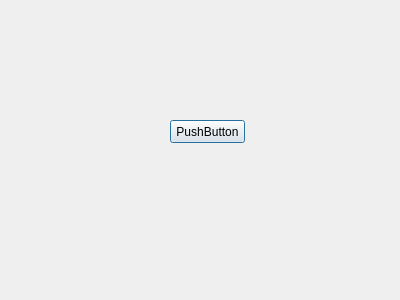
Above: settingswindow.ui from Urbanov/QtMemoryGame before the change. Below: the same form after it.
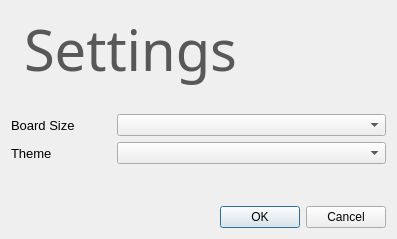
That is the form after the change. Icons and pictures are not drawn.

Diff of the .ui file:
```diff
--- a/settingswindow.ui
+++ b/settingswindow.ui
@@ -6,8 +6,8 @@
    <rect>
     <x>0</x>
     <y>0</y>
-    <width>400</width>
-    <height>300</height>
+    <width>397</width>
+    <height>239</height>
    </rect>
   </property>
   <property name="windowTitle">
@@ -16,19 +16,216 @@
   <property name="modal">
    <bool>true</bool>
   </property>
-  <widget class="QPushButton" name="pushButton">
-   <property name="geometry">
-    <rect>
-     <x>170</x>
-     <y>120</y>
-     <width>75</width>
-     <height>23</height>
-    </rect>
-   </property>
-   <property name="text">
-    <string>PushButton</string>
-   </property>
-  </widget>
+  <layout class="QVBoxLayout" name="verticalLayout">
+   <item>
+    <layout class="QHBoxLayout" name="horizontalLayout">
+     <property name="sizeConstraint">
+      <enum>QLayout::SetNoConstraint</enum>
+     </property>
+     <item>
+      <widget class="QLabel" name="imageLabel">
+       <property name="sizePolicy">
+        <sizepolicy hsizetype="Preferred" vsizetype="Preferred">
+         <horstretch>0</horstretch>
+         <verstretch>0</verstretch>
+        </sizepolicy>
+       </property>
+       <property name="maximumSize">
+        <size>
+         <width>80</width>
+         <height>80</height>
+        </size>
+       </property>
+       <property name="text">
+        <string/>
+       </property>
+       <property name="pixmap">
+        <pixmap resource="resources/generic/generic.qrc">:/generic/settings.png</pixmap>
+       </property>
+       <property name="scaledContents">
+        <bool>true</bool>
+       </property>
+      </widget>
+     </item>
+     <item>
+      <widget class="QLabel" name="titleLabel">
+       <property name="sizePolicy">
+        <sizepolicy hsizetype="Preferred" vsizetype="Preferred">
+         <horstretch>0</horstretch>
+         <verstretch>0</verstretch>
+        </sizepolicy>
+       </property>
+       <property name="palette">
+        <palette>
+         <active>
+          <colorrole role="WindowText">
+           <brush brushstyle="SolidPattern">
+            <color alpha="255">
+             <red>88</red>
+             <green>88</green>
+             <blue>88</blue>
+            </color>
+           </brush>
+          </colorrole>
+         </active>
+         <inactive>
+          <colorrole role="WindowText">
+           <brush brushstyle="SolidPattern">
+            <color alpha="255">
+             <red>88</red>
+             <green>88</green>
+             <blue>88</blue>
+            </color>
+           </brush>
+          </colorrole>
+         </inactive>
+         <disabled>
+          <colorrole role="WindowText">
+           <brush brushstyle="SolidPattern">
+            <color alpha="255">
+             <red>120</red>
+             <green>120</green>
+             <blue>120</blue>
+            </color>
+           </brush>
+          </colorrole>
+         </disabled>
+        </palette>
+       </property>
+       <property name="font">
+        <font>
+         <family>Gill Sans MT</family>
+         <pointsize>42</pointsize>
+         <weight>50</weight>
+         <italic>false</italic>
+         <bold>false</bold>
+         <underline>false</underline>
+         <strikeout>false</strikeout>
+         <kerning>true</kerning>
+        </font>
+       </property>
+       <property name="text">
+        <string>Settings</string>
+       </property>
+       <property name="scaledContents">
+        <bool>false</bool>
+       </property>
+      </widget>
+     </item>
+     <item>
+      <spacer name="horizontalSpacer">
+       <property name="orientation">
+        <enum>Qt::Horizontal</enum>
+       </property>
+       <property name="sizeType">
+        <enum>QSizePolicy::MinimumExpanding</enum>
+       </property>
+       <property name="sizeHint" stdset="0">
+        <size>
+         <width>40</width>
+         <height>20</height>
+        </size>
+       </property>
+      </spacer>
+     </item>
+    </layout>
+   </item>
+   <item>
+    <spacer name="upperVerticalSpacer">
+     <property name="orientation">
+      <enum>Qt::Vertical</enum>
+     </property>
+     <property name="sizeType">
+      <enum>QSizePolicy::Fixed</enum>
+     </property>
+     <property name="sizeHint" stdset="0">
+      <size>
+       <width>20</width>
+       <height>20</height>
+      </size>
+     </property>
+    </spacer>
+   </item>
+   <item>
+    <layout class="QFormLayout" name="formLayout">
+     <item row="1" column="0">
+      <widget class="QLabel" name="boardSizeLabel">
+       <property name="minimumSize">
+        <size>
+         <width>100</width>
+         <height>0</height>
+        </size>
+       </property>
+       <property name="font">
+        <font>
+         <family>MS Shell Dlg 2</family>
+         <pointsize>10</pointsize>
+        </font>
+       </property>
+       <property name="layoutDirection">
+        <enum>Qt::LeftToRight</enum>
+       </property>
+       <property name="text">
+        <string>Board Size</string>
+       </property>
+       <property name="alignment">
+        <set>Qt::AlignLeading|Qt::AlignLeft|Qt::AlignVCenter</set>
+       </property>
+       <property name="margin">
+        <number>0</number>
+       </property>
+      </widget>
+     </item>
+     <item row="1" column="1">
+      <widget class="QComboBox" name="boardSizeComboBox"/>
+     </item>
+     <item row="2" column="0">
+      <widget class="QLabel" name="themeLabel">
+       <property name="font">
+        <font>
+         <pointsize>10</pointsize>
+        </font>
+       </property>
+       <property name="text">
+        <string>Theme</string>
+       </property>
+       <property name="alignment">
+        <set>Qt::AlignLeading|Qt::AlignLeft|Qt::AlignVCenter</set>
+       </property>
+      </widget>
+     </item>
+     <item row="2" column="1">
+      <widget class="QComboBox" name="themeComboBox"/>
+     </item>
+    </layout>
+   </item>
+   <item>
+    <spacer name="lowerVerticalSpacer">
+     <property name="orientation">
+      <enum>Qt::Vertical</enum>
+     </property>
+     <property name="sizeType">
+      <enum>QSizePolicy::MinimumExpanding</enum>
+     </property>
+     <property name="sizeHint" stdset="0">
+      <size>
+       <width>0</width>
+       <height>20</height>
+      </size>
+     </property>
+    </spacer>
+   </item>
+   <item>
+    <widget class="QDialogButtonBox" name="dialogButtonBox">
+     <property name="standardButtons">
+      <set>QDialogButtonBox::Cancel|QDialogButtonBox::Ok</set>
+     </property>
+     <property name="centerButtons">
+      <bool>false</bool>
+     </property>
+    </widget>
+   </item>
+  </layout>
  </widget>
  <resources/>
  <connections/>
```
Left out of the diff: 4 changed lines with no effect on the pictures.
